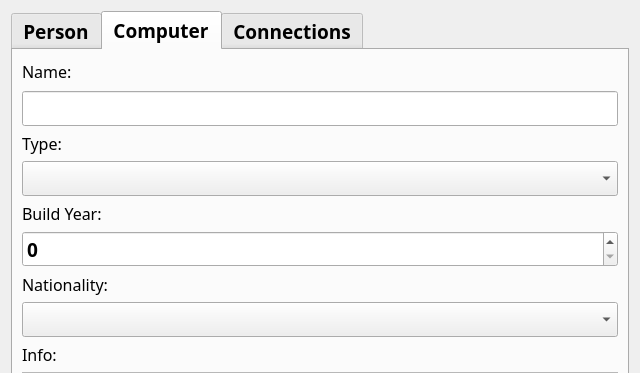
First picture: the form in additem.ui, repository Fanarito/VLN1, before the edit; both pictures show x 0 to 640 and y 0 to 373 of the 640 by 657 pixel window.
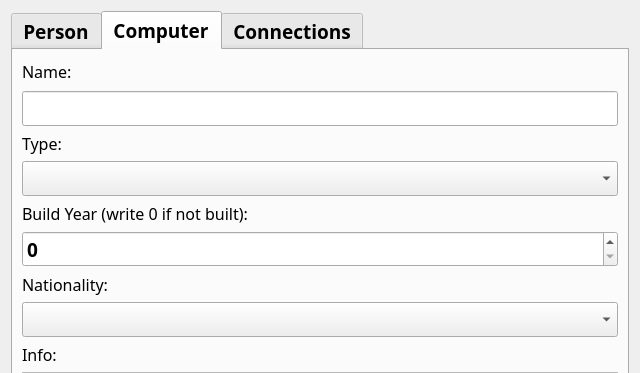
Second picture: the form after the edit.

```diff
--- a/additem.ui
+++ b/additem.ui
@@ -293,7 +293,7 @@
           </font>
          </property>
          <property name="text">
-          <string>Build Year:</string>
+          <string>Build Year (write 0 if not built):</string>
          </property>
         </widget>
        </item>
```
